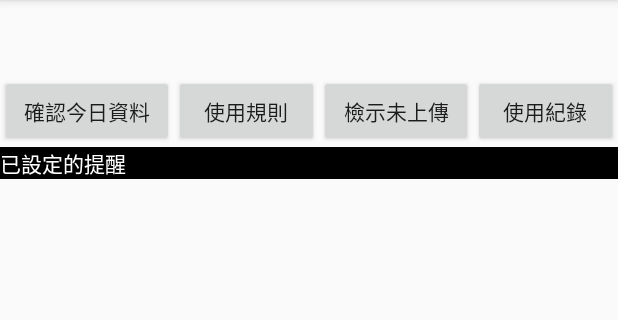
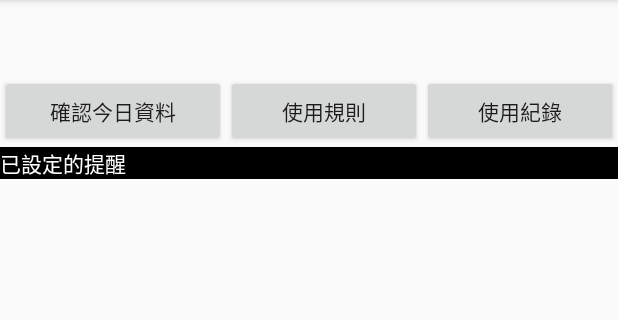
Before and after one commit to guoyang33/AlarmClock_Ctrl, an Android app: the screen it shows after launch (MainActivity), on a phone screen of 412 x 824 dp, the part 84-404 px from its top. Run offline under Robolectric (Android 15) with nearby library versions, the phone set to English and light mode, and no system bars; libraries missing offline, so code that uses them is left out: cz.msebera.android; pictures from the network do not load; 4 statements that could not run were skipped.

Commit message:
update 1101122

```diff
--- a/app/src/main/java/com/zzzlarry/reminder/AppUsageDetectReceiver.java
+++ b/app/src/main/java/com/zzzlarry/reminder/AppUsageDetectReceiver.java
@@ -42,7 +42,7 @@ public class AppUsageDetectReceiver extends BroadcastReceiver {
 
     @Override
     public void onReceive(Context context, Intent intent) {
-        int notification_id = 112;
+        int notificationId = 112;
         String silenceNotiChannelId = MainActivity.silenceNotiChannelId;
 
         if (appUsageIsRunning()) {
@@ -63,7 +63,7 @@ public class AppUsageDetectReceiver extends BroadcastReceiver {
                 .setContentIntent(pi)
                 .build();
             NotificationManagerCompat notificationManagerCompat = NotificationManagerCompat.from(context);
-            notificationManagerCompat.notify(notification_id, notification);
+            notificationManagerCompat.notify(notificationId, notification);
         }
 
         Log.d(TAG, "Updating AU status data to server...");
@@ -78,7 +78,7 @@ public class AppUsageDetectReceiver extends BroadcastReceiver {
 
                 try {
                     HttpClient httpClient = HttpClientBuilder.create().build();
-                    String uri = serverAddr + "/App_2nd/alarmclock_panel/app_status_update.php?id=" + userId + "&appstatus=" + appUsageStatus + "&sendtime=" + sendTime;
+                    String uri = serverAddr + "/App_2nd/app_status_update.php?id=" + userId + "&appstatus=" + appUsageStatus + "&sendtime=" + sendTime;
                     Log.d(TAG, "update uri: " + uri);
                     HttpGet get = new HttpGet(uri);
                     HttpResponse response = httpClient.execute(get);
--- a/app/src/main/java/com/zzzlarry/reminder/MainActivity.java
+++ b/app/src/main/java/com/zzzlarry/reminder/MainActivity.java
@@ -54,8 +54,8 @@ import static android.widget.Toast.LENGTH_LONG;
 
 
 public class MainActivity extends AppCompatActivity {
-    static final String serverAddr = "http://120.108.111.131/";
-    static final String userId = "A1101099";// {year} {A/I} {0/1/2/3} {no}
+    static final String serverAddr = "http://120.108.111.131";
+    static final String userId = "A1101199"; // 編號規則：{Ios / Android} {year} {1:成癮 | 2:非成癮} {目標 / 信息} {流水號}
     static final String yearNo = "110"; // 計畫實施學年
 
     private static final String ACTION_NOTIFICATION_LISTENER_SETTINGS = "android.settings.ACTION_NOTIFICATION_LISTENER_SETTINGS";
@@ -116,7 +116,6 @@ public class MainActivity extends AppCompatActivity {
         createNotificationChannel();
 
         btn_rank = findViewById(R.id.button_rank);
-        btn_checklack = findViewById(R.id.button_checklack);
         btn_alltime = findViewById(R.id.button_alltime);
         mAlarmList = (ListView) findViewById(R.id.alarm_list);
         mAlarmListAdapter = new AlarmListAdapter(this);
@@ -161,10 +160,6 @@ public class MainActivity extends AppCompatActivity {
                     "android.settings.ACTION_NOTIFICATION_LISTENER_SETTINGS"));
         }
 
-        startAppUsageUploader();
-        startAppUsageDetect();
-        startCheckQuesLack();
-
         //檢查是否取得權限
         int permissionCheck = ContextCompat.checkSelfPermission(this, Manifest.permission.READ_EXTERNAL_STORAGE);
         //沒有權限時
@@ -173,6 +168,9 @@ public class MainActivity extends AppCompatActivity {
                     new String[]{Manifest.permission.READ_EXTERNAL_STORAGE},
                     1);
         } else {
+            startAppUsageUploader();
+            startAppUsageDetect();
+            startCheckQuesLack();
             GetDate();
         }
         DH = new DBHelper(this);
@@ -253,7 +251,7 @@ public class MainActivity extends AppCompatActivity {
     }
 
     public void rank(View v) {
-        Uri uri = Uri.parse("http://120.108.111.131/App_2nd/Ctrl_daily/redirect.php?id=" + userId);
+        Uri uri = Uri.parse(serverAddr + "/App_2nd/daily/redirect.php?id=" + userId);
         Intent i = new Intent(Intent.ACTION_VIEW, uri);
         startActivity(i);
     }
@@ -302,7 +300,8 @@ public class MainActivity extends AppCompatActivity {
                     params.put("uploadedfile", myFile, "text/csv");
                     AsyncHttpClient client = new AsyncHttpClient();
                     Log.d("where", "Try to post file : " + s);
-                    client.post(this, "http://120.108.111.131/App_2nd/receive_file_finish.php?id=" + userId, params, new AsyncHttpResponseHandler() {
+                    String url = serverAddr + "/App_2nd/receive_file_finish.php?id=" + userId;
+                    client.post(this, url, params, new AsyncHttpResponseHandler() {
                         @RequiresApi(api = Build.VERSION_CODES.P)
                         @Override
                         public void onSuccess(int statusCode, Header[] headers, byte[] responseBody) {
@@ -332,7 +331,8 @@ public class MainActivity extends AppCompatActivity {
     private void GetDate() {
         Log.d(TAG, "GetDate()");
         AsyncHttpClient client = new AsyncHttpClient();
-        client.get("http://120.108.111.131/App_2nd/Data_MakeUp.php?id=" + userId + "&yearno=" + yearNo, new TextHttpResponseHandler() {
+        String url = serverAddr + "/App_2nd/daily/data_makeup.php?id=" + userId;
+        client.get(url, new TextHttpResponseHandler() {
             @Override
             public void onStart() {
                 // called before request is started
@@ -370,12 +370,6 @@ public class MainActivity extends AppCompatActivity {
         });
     }
 
-    public void checklack(View v) {
-        Uri uri = Uri.parse("http://120.108.111.131/App_2nd/Data_MakeUp1.php?id=" + userId);
-        Intent i = new Intent(Intent.ACTION_VIEW, uri);
-        startActivity(i);
-    }
-
     public void alltime(View v) {
         Intent activityIntent = new Intent();
         activityIntent.setComponent(new ComponentName("com.a0soft.gphone.uninstaller", "com.a0soft.gphone.uninstaller.wnd.MainWnd"));
@@ -385,17 +379,14 @@ public class MainActivity extends AppCompatActivity {
     private void startAppUsageUploader() {
         Log.d(TAG, "call startAppUsageUploader()");
         Calendar calendar = Calendar.getInstance();
-        calendar.set(Calendar.HOUR, 19); // 3AM
-        calendar.set(Calendar.MINUTE, 30);
-        calendar.set(Calendar.SECOND, 0);
-        calendar.set(Calendar.MILLISECOND, 0);
-//        calendar.set(Calendar.SECOND, calendar.get(Calendar.SECOND) + 5);
+        calendar.set(Calendar.MINUTE, calendar.get(Calendar.MINUTE) + 3);
+//        calendar.set(Calendar.HOUR, calendar.get(Calendar.HOUR) + 12);
         Log.d("startAppUsageUploader()", "time: " + calendar.getTimeInMillis());
         AlarmManager alarmManager = (AlarmManager) getSystemService(Context.ALARM_SERVICE);
         Intent intent = new Intent(this, AppUsageUploaderReceiver.class);
         PendingIntent pendingIntent = PendingIntent.getBroadcast(this, 0, intent, 0);
-//        alarmManager.setRepeating(AlarmManager.RTC_WAKEUP, calendar.getTimeInMillis(), 60000, pendingIntent);
-        alarmManager.setRepeating(AlarmManager.RTC_WAKEUP, calendar.getTimeInMillis(), 24*60*60*1000, pendingIntent);
+//        alarmManager.setRepeating(AlarmManager.RTC_WAKEUP, calendar.getTimeInMillis(), 12*60*60*1000, pendingIntent); // 12Hours
+        alarmManager.setRepeating(AlarmManager.RTC_WAKEUP, calendar.getTimeInMillis(), 3*60*1000, pendingIntent);
     }
 
     private void startAppUsageDetect() {
--- a/app/src/main/res/layout/activity_main.xml
+++ b/app/src/main/res/layout/activity_main.xml
@@ -44,15 +44,6 @@
                 android:text="使用規則" />
 
             <Button
-                android:id="@+id/button_checklack"
-                android:layout_width="wrap_content"
-                android:layout_height="wrap_content"
-                android:layout_weight="1"
-                android:onClick="checklack"
-                android:text="檢示未上傳" />
-
-
-            <Button
                 android:id="@+id/button_alltime"
                 android:layout_width="wrap_content"
                 android:layout_height="wrap_content"
```
Also changed, not shown: app/src/main/java/com/zzzlarry/reminder/AlarmNotification.java (+10 -16 lines), app/src/main/java/com/zzzlarry/reminder/AlarmReceiver.java (+3 -19 lines), app/src/main/java/com/zzzlarry/reminder/AppUsageUploader.java (+130 -0 lines), app/src/main/java/com/zzzlarry/reminder/AppUsageUploaderReceiver.java (+33 -59 lines), app/src/main/java/com/zzzlarry/reminder/CheckQuesLackReceiver.java (+8 -6 lines), app/build.gradle (line endings or trailing spaces), build.gradle (line endings or trailing spaces).
